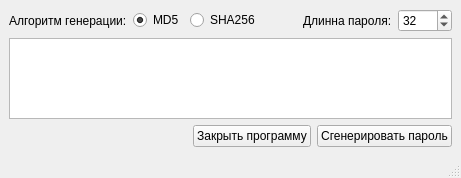
Qt form PasswordGenerator.ui (RoldexX/PasswordsGenerator) before a commit.
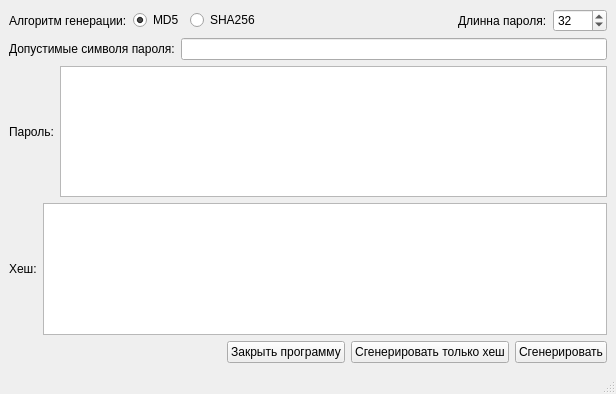
The same form after that commit.

What changed in the file:
```diff
--- a/PasswordGenerator.ui
+++ b/PasswordGenerator.ui
@@ -6,8 +6,8 @@
    <rect>
     <x>0</x>
     <y>0</y>
-    <width>461</width>
-    <height>178</height>
+    <width>616</width>
+    <height>394</height>
    </rect>
   </property>
   <property name="windowTitle">
@@ -76,10 +76,45 @@
       </item>
      </layout>
     </item>
+    <item>
+     <layout class="QHBoxLayout" name="horizontalLayout_5">
+      <item>
+       <widget class="QLabel" name="label_3">
+        <property name="text">
+         <string>Допустимые символя пароля:</string>
+        </property>
+       </widget>
+      </item>
+      <item>
+       <widget class="QLineEdit" name="acsept_simvols"/>
+      </item>
+     </layout>
+    </item>
+    <item>
+     <layout class="QHBoxLayout" name="horizontalLayout_4">
+      <item>
+       <widget class="QLabel" name="label_2">
+        <property name="text">
+         <string>Пароль:</string>
+        </property>
+       </widget>
+      </item>
+      <item>
+       <widget class="QTextEdit" name="textEdit_password_generated"/>
+      </item>
+     </layout>
+    </item>
     <item>
      <layout class="QHBoxLayout" name="horizontalLayout_2">
       <item>
-       <widget class="QTextEdit" name="textEdit_password"/>
+       <widget class="QLabel" name="label">
+        <property name="text">
+         <string>Хеш:</string>
+        </property>
+       </widget>
+      </item>
+      <item>
+       <widget class="QTextEdit" name="textEdit_hash"/>
       </item>
      </layout>
     </item>
@@ -105,10 +140,17 @@
         </property>
        </widget>
       </item>
+      <item>
+       <widget class="QPushButton" name="pushButton_generate_hash">
+        <property name="text">
+         <string>Сгенерировать только хеш</string>
+        </property>
+       </widget>
+      </item>
       <item>
        <widget class="QPushButton" name="pushButton_generate">
         <property name="text">
-         <string>Сгенерировать пароль</string>
+         <string>Сгенерировать</string>
         </property>
        </widget>
       </item>
```
